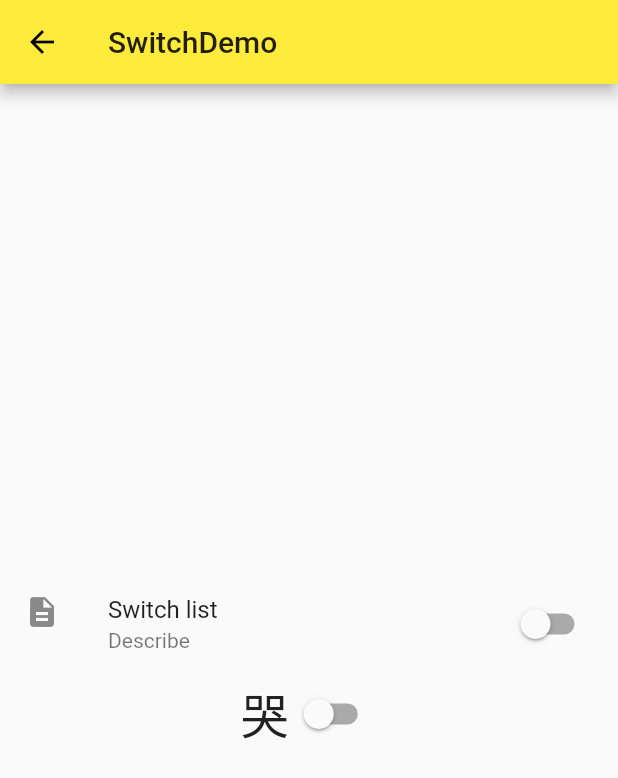
After one commit to chenchaoPgy/flutterStudy, a Flutter app: the screen it shows after launch, after a tap on "SwitchDemo", on a phone screen of 412 x 824 dp. The commit adds this screen. Shown: the top 778 px of the screen. Run offline on Flutter 3.47's test engine with Material 2 defaults, Android fonts, the phone set to English and light mode, and no system bars.

Commit message:
switch开关控件

```diff
--- a/lib/demo/material_components.dart
+++ b/lib/demo/material_components.dart
@@ -7,6 +7,7 @@ import 'popup_menu_button_demo.dart';
 import 'form_demo.dart';
 import 'check_box_demo.dart';
 import 'radio_demo.dart';
+import 'switch_demo.dart';
 
 class MaterialComponents extends StatelessWidget {
   @override
@@ -18,6 +19,10 @@ class MaterialComponents extends StatelessWidget {
       body: Container(
         child: ListView(
           children: <Widget>[
+            ListItem(
+              title: 'SwitchDemo',
+              page: SwtichDemo(),
+            ),
             ListItem(
               title: 'RadioDemo',
               page: RadioDemo(),
--- /dev/null
+++ b/lib/demo/switch_demo.dart
@@ -0,0 +1,55 @@
+import 'package:flutter/material.dart';
+import 'package:my_flutter_app/main.dart';
+
+class SwtichDemo extends StatefulWidget {
+  @override
+  _SwtichDemoState createState() => _SwtichDemoState();
+}
+
+class _SwtichDemoState extends State<SwtichDemo> {
+  bool _switchItemA = false;
+
+  @override
+  Widget build(BuildContext context) {
+    return Scaffold(
+      appBar: AppBar(
+        title: Text("SwitchDemo"),
+      ),
+      body: Container(
+        child: Column(
+          mainAxisAlignment: MainAxisAlignment.center,
+          children: <Widget>[
+            SwitchListTile(
+              value: _switchItemA,
+              onChanged: (value) {
+                setState(() {
+                  _switchItemA = value;
+                });
+              },
+              title: Text('Switch list'),
+              subtitle: Text('Describe'),
+              secondary: Icon(_switchItemA ? Icons.print : Icons.description),
+              selected: _switchItemA,
+            ),
+            Row(
+              mainAxisAlignment: MainAxisAlignment.center,
+              children: <Widget>[
+                Text(
+                  _switchItemA ? '笑脸' : '哭',
+                  style: TextStyle(fontSize: 32.0),
+                ),
+                Switch(
+                    value: _switchItemA,
+                    onChanged: (value) {
+                      setState(() {
+                        _switchItemA = value;
+                      });
+                    })
+              ],
+            ),
+          ],
+        ),
+      ),
+    );
+  }
+}
```
